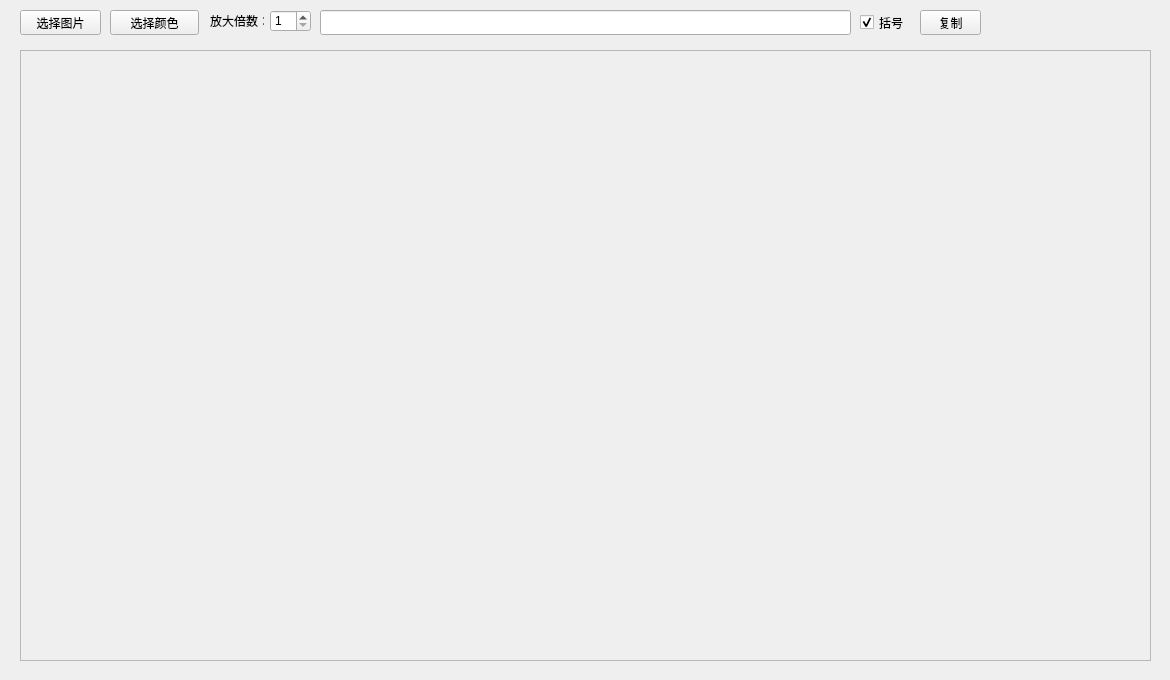
The window that src/widget.ui (Mannix1994/PointsPicker) describes before a commit, drawn with Qt 5.
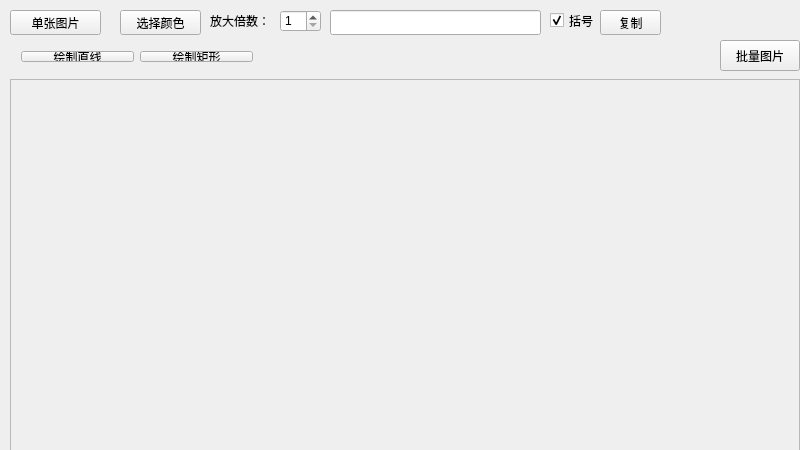
The same window after the commit.

Commit message: 增加批量图片显示功能

Diff of the .ui file:
```diff
--- a/src/widget.ui
+++ b/src/widget.ui
@@ -6,19 +6,31 @@
    <rect>
     <x>0</x>
     <y>0</y>
-    <width>1170</width>
-    <height>680</height>
+    <width>800</width>
+    <height>450</height>
    </rect>
   </property>
+  <property name="sizePolicy">
+   <sizepolicy hsizetype="Fixed" vsizetype="Fixed">
+    <horstretch>0</horstretch>
+    <verstretch>0</verstretch>
+   </sizepolicy>
+  </property>
+  <property name="maximumSize">
+   <size>
+    <width>800</width>
+    <height>450</height>
+   </size>
+  </property>
   <property name="windowTitle">
    <string>Widget</string>
   </property>
   <widget class="QLabel" name="lbXy">
    <property name="geometry">
     <rect>
-     <x>1010</x>
-     <y>12</y>
-     <width>141</width>
+     <x>670</x>
+     <y>10</y>
+     <width>131</width>
      <height>21</height>
     </rect>
    </property>
@@ -29,9 +41,9 @@
   <widget class="QLineEdit" name="lePoints">
    <property name="geometry">
     <rect>
-     <x>320</x>
+     <x>330</x>
      <y>10</y>
-     <width>531</width>
+     <width>211</width>
      <height>25</height>
     </rect>
    </property>
@@ -39,25 +51,40 @@
   <widget class="QPushButton" name="pbChoosePic">
    <property name="geometry">
     <rect>
-     <x>20</x>
+     <x>10</x>
      <y>10</y>
-     <width>81</width>
+     <width>91</width>
      <height>25</height>
     </rect>
    </property>
    <property name="text">
-    <string>选择图片</string>
+    <string>单张图片</string>
    </property>
   </widget>
   <widget class="QScrollArea" name="scrollArea">
    <property name="geometry">
     <rect>
-     <x>20</x>
-     <y>50</y>
-     <width>1131</width>
-     <height>611</height>
+     <x>10</x>
+     <y>79</y>
+     <width>790</width>
+     <height>400</height>
     </rect>
    </property>
+   <property name="sizePolicy">
+    <sizepolicy hsizetype="Fixed" vsizetype="Fixed">
+     <horstretch>0</horstretch>
+     <verstretch>0</verstretch>
+    </sizepolicy>
+   </property>
+   <property name="maximumSize">
+    <size>
+     <width>845</width>
+     <height>400</height>
+    </size>
+   </property>
+   <property name="layoutDirection">
+    <enum>Qt::LeftToRight</enum>
+   </property>
    <property name="verticalScrollBarPolicy">
     <enum>Qt::ScrollBarAsNeeded</enum>
    </property>
@@ -75,18 +102,30 @@
      <rect>
       <x>0</x>
       <y>0</y>
-      <width>1129</width>
-      <height>609</height>
+      <width>770</width>
+      <height>398</height>
      </rect>
     </property>
+    <property name="sizePolicy">
+     <sizepolicy hsizetype="Fixed" vsizetype="Fixed">
+      <horstretch>0</horstretch>
+      <verstretch>0</verstretch>
+     </sizepolicy>
+    </property>
+    <property name="maximumSize">
+     <size>
+      <width>770</width>
+      <height>400</height>
+     </size>
+    </property>
    </widget>
   </widget>
   <widget class="QPushButton" name="pbChooseColor">
    <property name="geometry">
     <rect>
-     <x>110</x>
+     <x>120</x>
      <y>10</y>
-     <width>89</width>
+     <width>81</width>
      <height>25</height>
     </rect>
    </property>
@@ -97,7 +136,7 @@
   <widget class="QSpinBox" name="sbScale">
    <property name="geometry">
     <rect>
-     <x>270</x>
+     <x>280</x>
      <y>10</y>
      <width>41</width>
      <height>22</height>
@@ -118,7 +157,7 @@
     <rect>
      <x>210</x>
      <y>10</y>
-     <width>54</width>
+     <width>61</width>
      <height>21</height>
     </rect>
    </property>
@@ -129,7 +168,7 @@
   <widget class="QPushButton" name="pbCopy">
    <property name="geometry">
     <rect>
-     <x>920</x>
+     <x>600</x>
      <y>10</y>
      <width>61</width>
      <height>25</height>
@@ -145,8 +184,8 @@
   <widget class="QCheckBox" name="cbParenthesis">
    <property name="geometry">
     <rect>
-     <x>860</x>
-     <y>12</y>
+     <x>550</x>
+     <y>10</y>
      <width>51</width>
      <height>21</height>
     </rect>
@@ -158,6 +197,45 @@
     <bool>true</bool>
    </property>
   </widget>
+  <widget class="QPushButton" name="pbNextPic">
+   <property name="geometry">
+    <rect>
+     <x>720</x>
+     <y>40</y>
+     <width>80</width>
+     <height>31</height>
+    </rect>
+   </property>
+   <property name="text">
+    <string>批量图片</string>
+   </property>
+  </widget>
+  <widget class="QWidget" name="layoutWidget">
+   <property name="geometry">
+    <rect>
+     <x>10</x>
+     <y>40</y>
+     <width>254</width>
+     <height>33</height>
+    </rect>
+   </property>
+   <layout class="QHBoxLayout" name="horizontalLayout">
+    <item>
+     <widget class="QPushButton" name="pbDrawLine">
+      <property name="text">
+       <string>绘制直线</string>
+      </property>
+     </widget>
+    </item>
+    <item>
+     <widget class="QPushButton" name="pbDrawRectangle">
+      <property name="text">
+       <string>绘制矩形</string>
+      </property>
+     </widget>
+    </item>
+   </layout>
+  </widget>
  </widget>
  <layoutdefault spacing="6" margin="11"/>
  <resources/>
```
The commit also changes 3 other files.
